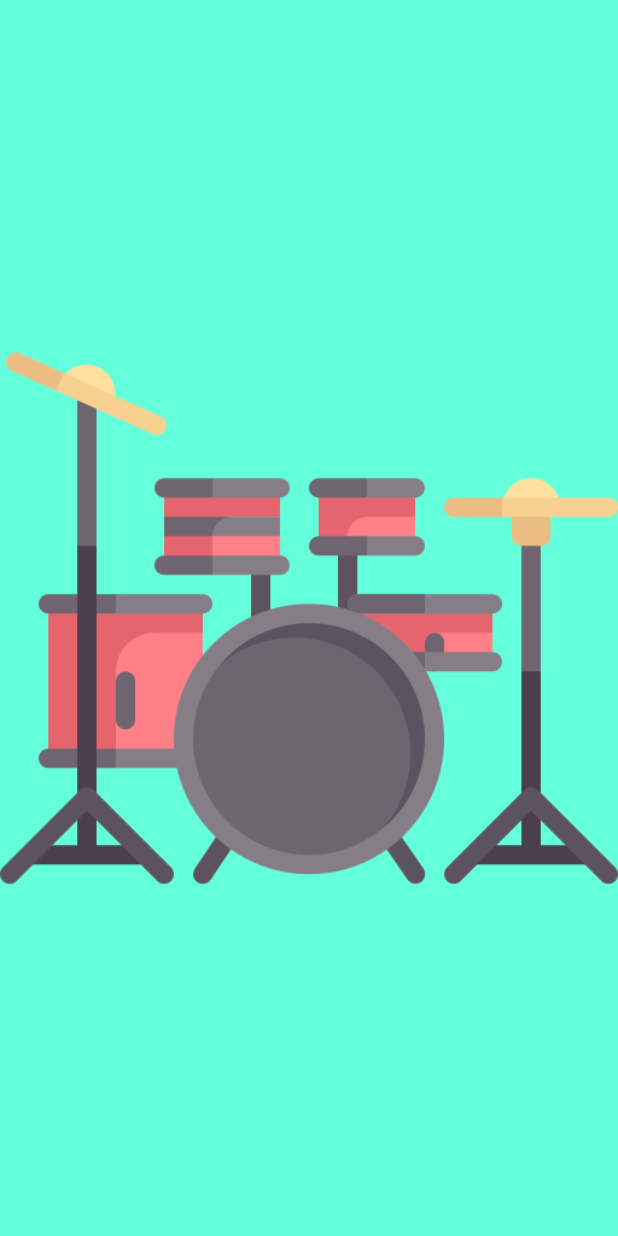
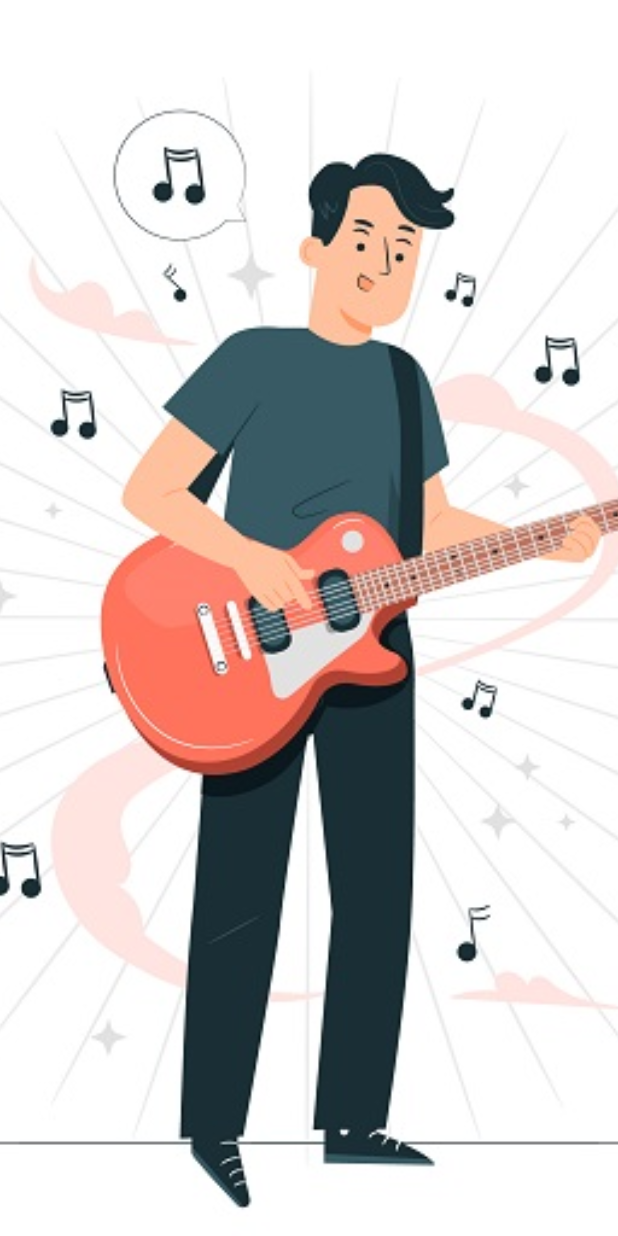
Before and after one commit to Mahsakhodaei/flutter_drum_application, a Flutter app: the screen it shows after launch, on a phone screen of 412 x 824 dp. Run offline on Flutter 3.47's test engine with Material 2 defaults, Android fonts, the phone set to English and light mode, and no system bars; our stand-ins replace audioplayers.

Commit message:
changed photo

```diff
--- a/lib/main.dart
+++ b/lib/main.dart
@@ -11,8 +11,8 @@ class Application extends StatelessWidget {
   @override
   Widget build(BuildContext context) {
     return MaterialApp(
+      debugShowCheckedModeBanner: false,
       home: Scaffold(
-        backgroundColor: Colors.tealAccent,
         body: getBody(),
       ),
     );
@@ -26,8 +26,9 @@ Widget getBody() {
       decoration: BoxDecoration(
         // color: Colors.red,
         image: DecorationImage(
-          fit: BoxFit.fitWidth,
-          image: AssetImage('images/drum.png'),
+          // fit: BoxFit.fitWidth,
+          fit: BoxFit.cover,
+          image: AssetImage('images/drum11.jpg'),
         ),
       ),
       child: getButtom(),
```
Also changed, not shown: images/drum11.jpg (added), pubspec.lock, 1 other file.
